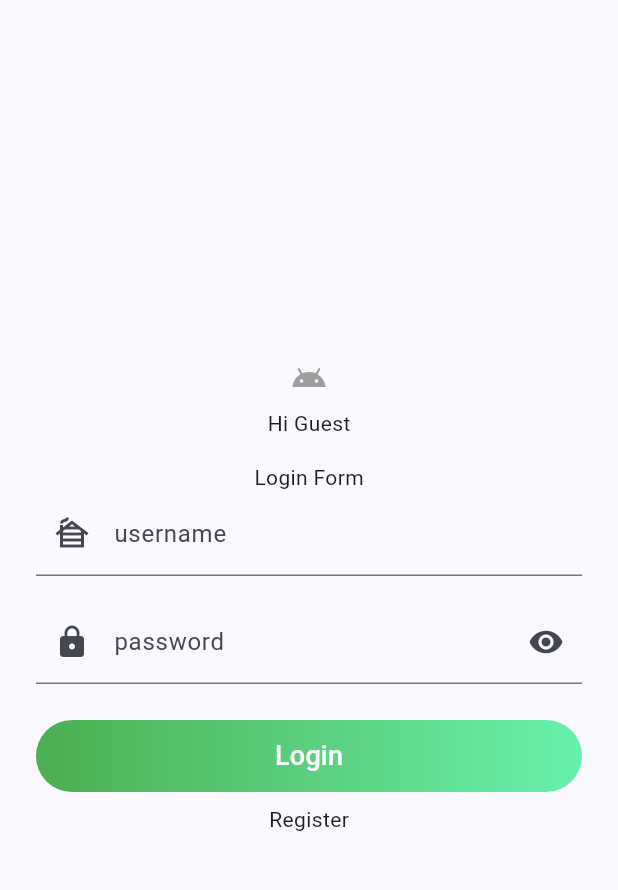
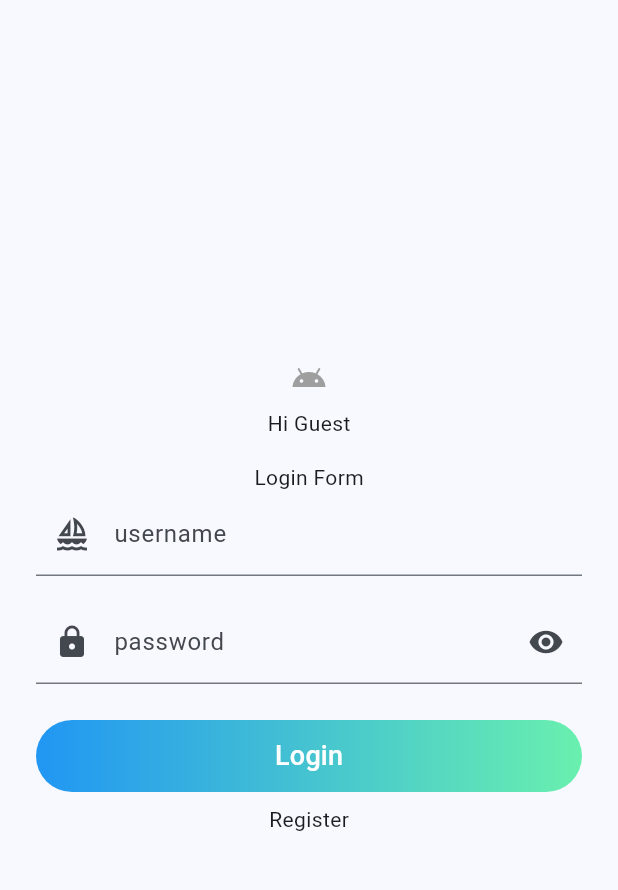
Before and after one commit to Fat-Buu/client, a Flutter app: the screen it shows after launch, on a phone screen of 412 x 824 dp, the part 63-953 px from its top. Run offline on Flutter 3.47's test engine with Material 3 defaults, Android fonts, the phone set to English and light mode, and no system bars; our stand-ins replace flutter_riverpod, riverpod_annotation; generated files the repository leaves out were written again.

Commit message:
refactoring textfield

```diff
--- a/lib/login/views/login_view.dart
+++ b/lib/login/views/login_view.dart
@@ -1,3 +1,4 @@
+import 'package:client/login/views/widgets/text_field_widget.dart';
 import 'package:flutter/material.dart';
 import 'package:flutter_riverpod/flutter_riverpod.dart';
 
@@ -51,40 +52,20 @@ class _LoginViewState extends ConsumerState<LoginView> {
                       const SizedBox(height: 16),
                       if (user.username.isEmpty) ...[
                         Text("Login Form"),
-                        TextField(
-                          controller: usernameController,
-                          decoration: const InputDecoration(
+                        TextFieldWidget(
                             labelText: "username",
-                            hintText: "Jason",
-                            prefixIcon: Icon(Icons.cabin),
-                          ),
-                        ),
+                            controller: usernameController,
+                            prefixIcon: Icon(Icons.sailing_outlined)),
                         const SizedBox(height: 16),
-                        TextField(
-                          controller: passwordController,
-                          obscureText: _obscurePassword,
-                          decoration: InputDecoration(
+                        TextFieldWidget(
                             labelText: "password",
-                            prefixIcon: Icon(Icons.lock),
-                            suffixIcon: IconButton(
-                              onPressed: () {
-                                setState(() {
-                                  _obscurePassword = !_obscurePassword;
-                                });
-                              },
-                              icon: Icon(
-                                _obscurePassword
-                                    ? Icons.visibility
-                                    : Icons.visibility_off,
-                              ),
-                            ),
-                          ),
-                        ),
+                            controller: passwordController, obscure: true,
+                            prefixIcon: Icon(Icons.lock)),
                         const SizedBox(height: 24),
                         Ink(
                           decoration: BoxDecoration(
                               gradient: LinearGradient(
-                                  colors: [Colors.green, Colors.greenAccent],
+                                  colors: [Colors.blue, Colors.greenAccent],
                                   begin: Alignment.topLeft,
                                   end: Alignment.topRight),
                               borderRadius: BorderRadius.circular(25)
--- /dev/null
+++ b/lib/login/views/widgets/text_field_widget.dart
@@ -0,0 +1,53 @@
+import 'package:flutter/material.dart';
+
+class TextFieldWidget extends StatefulWidget {
+  final TextEditingController controller;
+  final String labelText;
+  final bool obscure;
+  final Icon? prefixIcon;
+
+  const TextFieldWidget({
+    super.key,
+    required this.controller,
+    required this.labelText,
+    this.obscure = false,
+    this.prefixIcon,
+  });
+
+  @override
+  State<TextFieldWidget> createState() => _TextFieldWidgetState();
+}
+
+class _TextFieldWidgetState extends State<TextFieldWidget> {
+  late bool _obscureText;
+
+  @override
+  void initState() {
+    super.initState();
+    _obscureText = widget.obscure;
+  }
+
+  @override
+  Widget build(BuildContext context) {
+    return TextFormField(
+      controller: widget.controller,
+      obscureText: _obscureText,
+      decoration: InputDecoration(
+        labelText: widget.labelText,
+        prefixIcon: widget.prefixIcon,
+        suffixIcon: widget.obscure
+            ? IconButton(
+                icon: Icon(
+                  _obscureText ? Icons.visibility : Icons.visibility_off,
+                ),
+                onPressed: _toggleObscure,
+              )
+            : null,
+      ),
+    );
+  }
+
+  void _toggleObscure() {
+    setState(() => _obscureText = !_obscureText);
+  }
+}
--- a/lib/main.dart
+++ b/lib/main.dart
@@ -16,7 +16,7 @@ class MyApp extends StatelessWidget {
     return MaterialApp(
       title: 'Application 2 - Client',
       theme: ThemeData(
-        colorScheme: ColorScheme.fromSeed(seedColor: Colors.blueAccent),
+        colorScheme: ColorScheme.fromSeed(seedColor: Colors.blue),
       ),
       home: LoginView(),
     );
```
